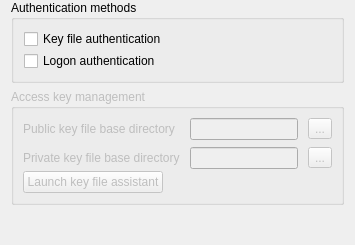
Above: plugins/authkeys/AuthKeysConfigurationPage.ui from veyon/veyon before the change. Below: the same form after it.
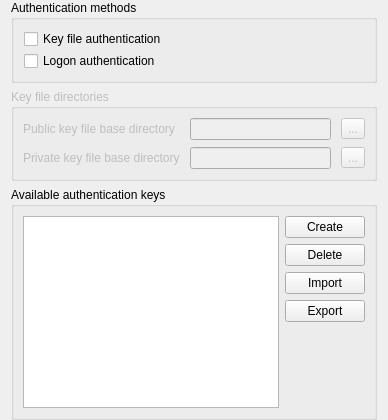
That is the form after the change. Icons and pictures are not drawn.

Commit message: Plugins: AuthKeys: ConfigurationPage: implement create/delete

```diff
--- a/plugins/authkeys/AuthKeysConfigurationPage.ui
+++ b/plugins/authkeys/AuthKeysConfigurationPage.ui
@@ -67,7 +67,7 @@
       <bool>false</bool>
      </property>
      <property name="title">
-      <string>Access key management</string>
+      <string>Key file directories</string>
      </property>
      <layout class="QGridLayout" name="gridLayout_12">
       <property name="verticalSpacing">
@@ -125,45 +125,69 @@
         </item>
        </layout>
       </item>
-      <item row="1" column="0">
-       <widget class="QPushButton" name="launchKeyFileAssistant">
-        <property name="text">
-         <string>Launch key file assistant</string>
-        </property>
-        <property name="icon">
-         <iconset>
-          <normaloff>:/resources/tools-wizard.png</normaloff>:/resources/tools-wizard.png</iconset>
-        </property>
-       </widget>
-      </item>
-      <item row="1" column="1">
-       <spacer name="horizontalSpacer_2">
-        <property name="orientation">
-         <enum>Qt::Horizontal</enum>
-        </property>
-        <property name="sizeHint" stdset="0">
-         <size>
-          <width>40</width>
-          <height>20</height>
-         </size>
-        </property>
-       </spacer>
-      </item>
      </layout>
     </widget>
    </item>
    <item>
-    <spacer name="verticalSpacer">
-     <property name="orientation">
-      <enum>Qt::Vertical</enum>
+    <widget class="QGroupBox" name="groupBox">
+     <property name="title">
+      <string>Available authentication keys</string>
      </property>
-     <property name="sizeHint" stdset="0">
-      <size>
-       <width>20</width>
-       <height>40</height>
-      </size>
-     </property>
-    </spacer>
+     <layout class="QHBoxLayout" name="horizontalLayout">
+      <item>
+       <widget class="QListView" name="keyList">
+        <property name="editTriggers">
+         <set>QAbstractItemView::NoEditTriggers</set>
+        </property>
+       </widget>
+      </item>
+      <item>
+       <layout class="QVBoxLayout" name="verticalLayout_2">
+        <item>
+         <widget class="QPushButton" name="createKeyPair">
+          <property name="text">
+           <string>Create</string>
+          </property>
+         </widget>
+        </item>
+        <item>
+         <widget class="QPushButton" name="deleteKey">
+          <property name="text">
+           <string>Delete</string>
+          </property>
+         </widget>
+        </item>
+        <item>
+         <widget class="QPushButton" name="importKey">
+          <property name="text">
+           <string>Import</string>
+          </property>
+         </widget>
+        </item>
+        <item>
+         <widget class="QPushButton" name="exportKey">
+          <property name="text">
+           <string>Export</string>
+          </property>
+         </widget>
+        </item>
+        <item>
+         <spacer name="verticalSpacer_2">
+          <property name="orientation">
+           <enum>Qt::Vertical</enum>
+          </property>
+          <property name="sizeHint" stdset="0">
+           <size>
+            <width>20</width>
+            <height>40</height>
+           </size>
+          </property>
+         </spacer>
+        </item>
+       </layout>
+      </item>
+     </layout>
+    </widget>
    </item>
   </layout>
  </widget>
```
The commit also changes 2 other files.
